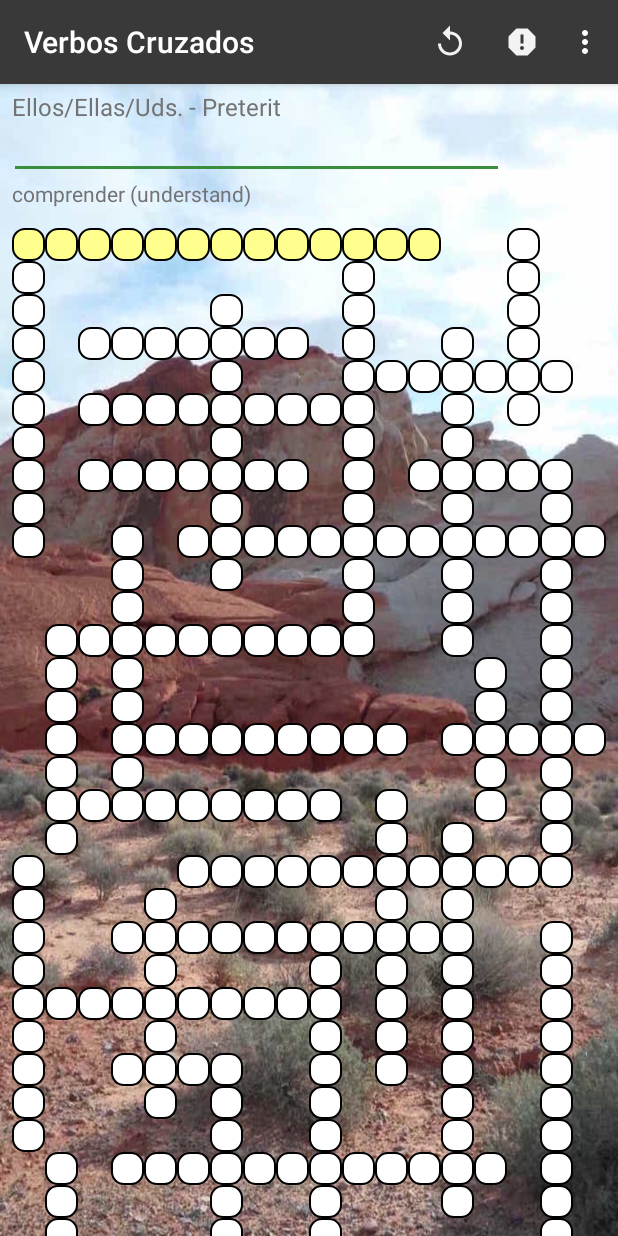
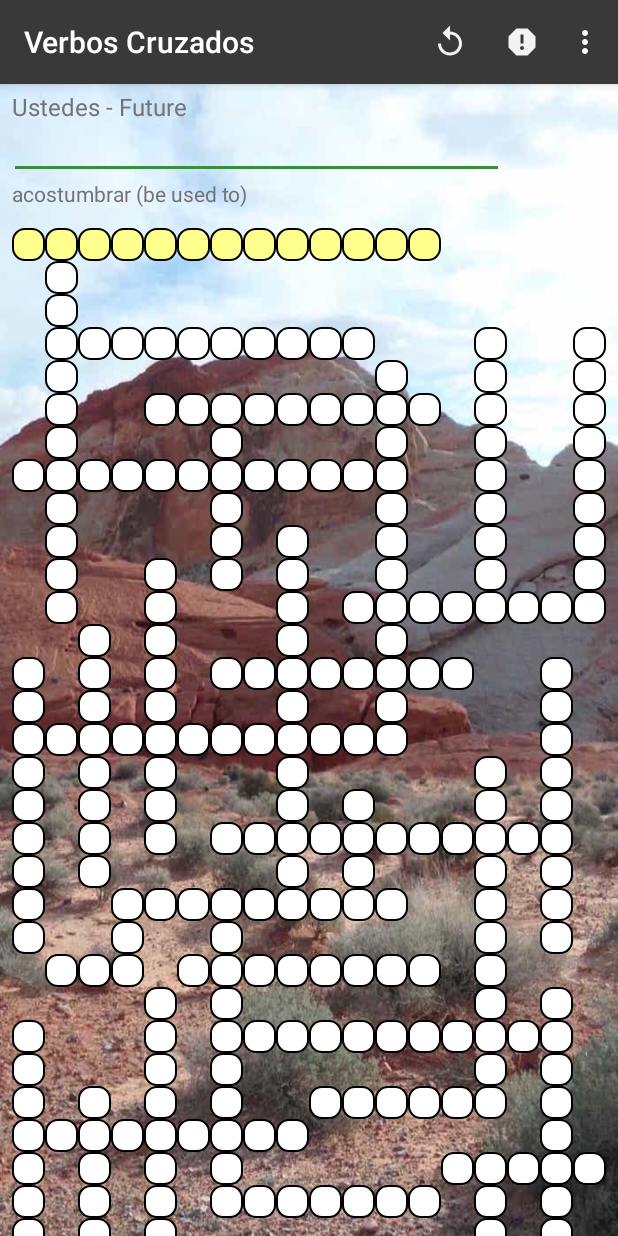
Before and after one commit to diana-seattle/verbos-cruzados, an Android app: the screen it shows after launch (MainActivity), on a phone screen of 412 x 824 dp. Run offline under Robolectric (Android 15) with nearby library versions, the phone set to English and light mode, and no system bars; our stand-ins replace RxJava; 1 statement that could not run was skipped.

Commit message:
Calculating border pixels in game stats, fixing display of subject pronoun in clue

```diff
--- a/feature/src/main/java/org/indiv/dls/games/verboscruzados/feature/async/GameSetup.kt
+++ b/feature/src/main/java/org/indiv/dls/games/verboscruzados/feature/async/GameSetup.kt
@@ -23,7 +23,6 @@
 import org.indiv.dls.games.verboscruzados.feature.model.stemChangeErVerbs
 import org.indiv.dls.games.verboscruzados.feature.model.stemChangeIrVerbs
 import java.util.*
-import kotlin.math.round
 
 /**
  * Handles process of setting up a game.
@@ -32,6 +31,9 @@
 
     companion object {
         private val TAG = GameSetup::class.java.simpleName
+
+        private val EL_ELLA_USTED_PRONOUNS = listOf("Él", "Ella", "Usted")
+        private val ELLOS_ELLAS_USTEDES_PRONOUNS = listOf("Ellos", "Ellas", "Ustedes")
     }
 
     //region PUBLIC FUNCTIONS ----------------------------------------------------------------------
@@ -144,14 +146,18 @@
         // Conjugated verb can be duplicate between imperative and subjunctive or between sentar and sentir.
         val uniqueKey = "${verb.infinitive}|${conjugationType.name}|${subjectPronoun?.name ?: "na"}"
         val conjugationLabel = subjectPronoun?.let {
-            "${it.text} - ${conjugationType.text}"
+            "${getPronounText(it)} - ${conjugationType.text}"
         } ?: conjugationType.text
         val statsIndex = StatsDialogFragment.createStatsIndex(conjugationType, verb.infinitiveEnding, irregularityCategory)
         return WordCandidate(uniqueKey, word, conjugationLabel, verb.infinitive, verb.translation, statsIndex)
     }
 
-    private fun createStatsIndex() {
-
+    private fun getPronounText(subjectPronoun: SubjectPronoun): String {
+        return when (subjectPronoun) {
+            SubjectPronoun.EL_ELLA_USTED -> randomSelection(EL_ELLA_USTED_PRONOUNS, 1)[0]
+            SubjectPronoun.ELLOS_ELLAS_USTEDES -> randomSelection(ELLOS_ELLAS_USTEDES_PRONOUNS, 1)[0]
+            else -> subjectPronoun.text
+        }
     }
 
     private fun getQualifyingVerbs(gameOptions: Map<String, Boolean>, minTargetQty: Int): Map<IrregularityCategory, List<Verb>> {
@@ -216,22 +222,19 @@
     }
 
     private fun <T> randomSelection(items: List<T>, numItems: Int): List<T> {
-        if (items.isEmpty() || numItems <= 0) {
-            return emptyList()
-        }
+        val sourceList = items.toMutableList()
         val destinationList = mutableListOf<T>()
-        val randomList = items.toMutableList()
         do {
             // return whichever list reaches the correct size first
             if (destinationList.size >= numItems) {
                 return destinationList
-            } else if (randomList.size <= numItems) {
-                return randomList
+            } else if (sourceList.size <= numItems) {
+                return sourceList
             }
 
             // randomly move an item from one list to the other
-            val randomIndex = getRandomIndex(randomList.size)
-            destinationList.add(randomList.removeAt(randomIndex))
+            val randomIndex = getRandomIndex(sourceList.size)
+            destinationList.add(sourceList.removeAt(randomIndex))
 
         } while(true)
     }
--- a/feature/src/main/java/org/indiv/dls/games/verboscruzados/feature/component/StatsGraphicView.kt
+++ b/feature/src/main/java/org/indiv/dls/games/verboscruzados/feature/component/StatsGraphicView.kt
@@ -36,6 +36,7 @@
     private var cellHeight = 0f
 
     val borderPixels = TypedValue.applyDimension(TypedValue.COMPLEX_UNIT_DIP, 2f, resources.displayMetrics).toInt()
+    val borderPixelsOneSide = borderPixels / 2
 
     //endregion
 
@@ -99,9 +100,9 @@
     private fun calculateRect(statsPosition: Pair<Int, Int>): Rect {
         val x = statsPosition.first.coerceIn(0 until columnCount)
         val y = statsPosition.second.coerceIn(0 until rowCount)
-        val left = Math.round(x * cellWidth)
+        val left = Math.round(x * cellWidth + borderPixelsOneSide)
         val right = Math.round(left + cellWidth)
-        val top = Math.round(y * cellHeight)
+        val top = Math.round(y * cellHeight + borderPixelsOneSide)
         val bottom = Math.round(top + cellHeight)
         return Rect(left, top, right, bottom)
     }
```
